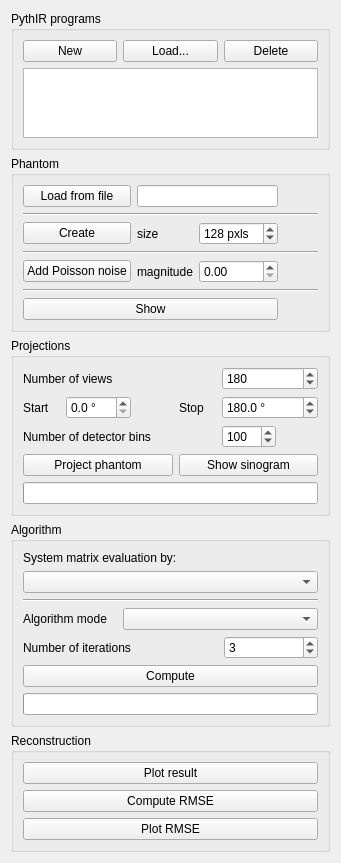
Old version of the form src/gui/ui/pythirsidewidget.ui in the repository pylipp/pythir.
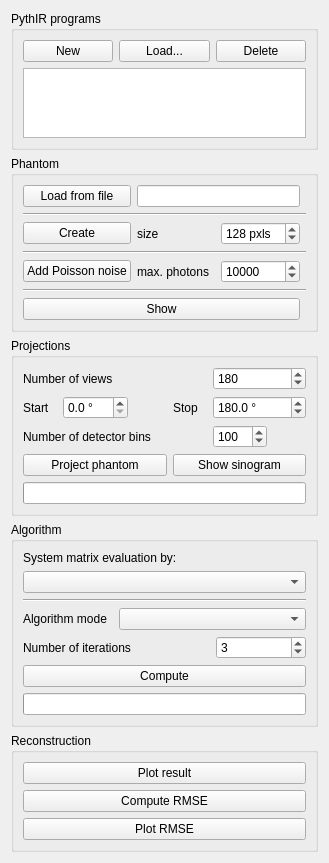
New version of the form.

Commit message: Added processing time printout.

What changed in the file:
```diff
--- a/src/gui/ui/pythirsidewidget.ui
+++ b/src/gui/ui/pythirsidewidget.ui
@@ -6,7 +6,7 @@
    <rect>
     <x>0</x>
     <y>0</y>
-    <width>341</width>
+    <width>315</width>
     <height>861</height>
    </rect>
   </property>
@@ -86,9 +86,6 @@
         </property>
        </widget>
       </item>
-      <item row="4" column="2">
-       <widget class="QDoubleSpinBox" name="doubleSpinBoxMagnitude"/>
-      </item>
       <item row="4" column="0">
        <widget class="QPushButton" name="pushButtonAddPoissonNoise">
         <property name="text">
@@ -99,7 +96,7 @@
         </property>
        </widget>
       </item>
-      <item row="2" column="2">
+      <item row="2" column="3">
        <widget class="QSpinBox" name="spinBoxSize">
         <property name="suffix">
          <string> pxls</string>
@@ -131,7 +128,7 @@
         </property>
        </widget>
       </item>
-      <item row="3" column="0" colspan="4">
+      <item row="3" column="0" colspan="5">
        <widget class="Line" name="line_2">
         <property name="orientation">
          <enum>Qt::Horizontal</enum>
@@ -141,25 +138,25 @@
       <item row="4" column="1">
        <widget class="QLabel" name="label_2">
         <property name="text">
-         <string>magnitude</string>
+         <string>max. photons</string>
         </property>
        </widget>
       </item>
-      <item row="1" column="0" colspan="4">
+      <item row="1" column="0" colspan="5">
        <widget class="Line" name="line">
         <property name="orientation">
          <enum>Qt::Horizontal</enum>
         </property>
        </widget>
       </item>
-      <item row="5" column="0" colspan="4">
+      <item row="5" column="0" colspan="5">
        <widget class="Line" name="line_3">
         <property name="orientation">
          <enum>Qt::Horizontal</enum>
         </property>
        </widget>
       </item>
-      <item row="6" column="0" colspan="3">
+      <item row="6" column="0" colspan="4">
        <widget class="QPushButton" name="pushButtonShow">
         <property name="text">
          <string>Show</string>
@@ -185,9 +182,22 @@
         </property>
        </widget>
       </item>
-      <item row="0" column="1" colspan="2">
+      <item row="0" column="1" colspan="3">
        <widget class="QLineEdit" name="lineEditPath"/>
       </item>
+      <item row="4" column="3">
+       <widget class="QSpinBox" name="spinBoxMaxPhotons">
+        <property name="maximum">
+         <number>1000000</number>
+        </property>
+        <property name="singleStep">
+         <number>1000</number>
+        </property>
+        <property name="value">
+         <number>10000</number>
+        </property>
+       </widget>
+      </item>
      </layout>
     </widget>
    </item>
```
The commit also changes 2 other files.
